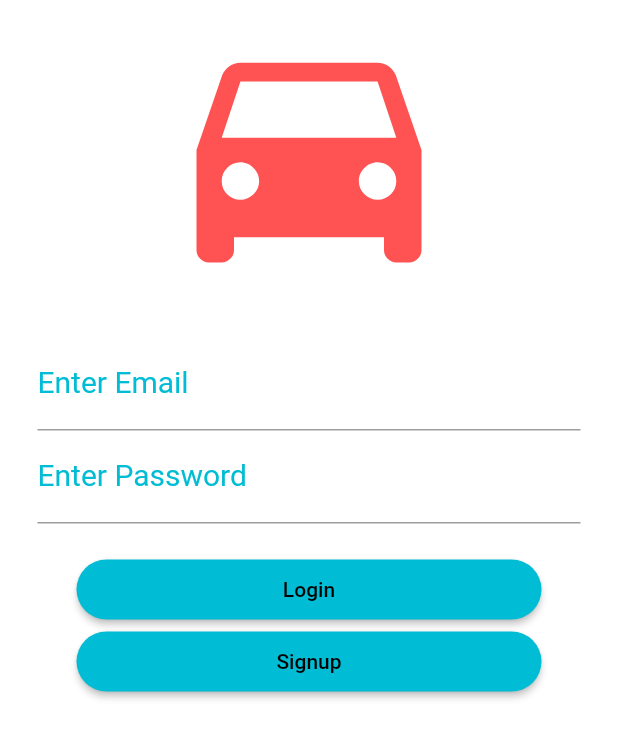
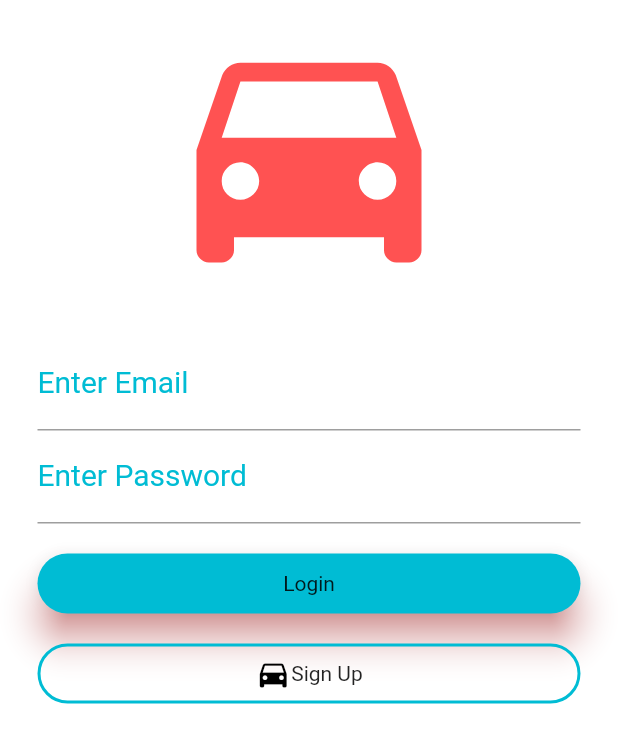
Before and after one commit to Artisanal-Pretzels/fe-adaptus-mechan-r-us, a Flutter app: the screen it shows after launch, on a phone screen of 412 x 824 dp. Shown: the top 743 px of the screen. Run offline on Flutter 3.47's test engine with Material 2 defaults, Android fonts, the phone set to English and light mode, and no system bars; statements that could not run were skipped.

Commit message:
user authentication

```diff
--- a/fe_adaptus_mechan_r_us/lib/main.dart
+++ b/fe_adaptus_mechan_r_us/lib/main.dart
@@ -1,5 +1,6 @@
-import 'package:fe_adaptus_mechan_r_us/screens/user-wrapper.dart';
 import 'package:flutter/material.dart';
+
+import 'screens/user-wrapper.dart';
 
 void main() => runApp(MyApp());
 
--- a/fe_adaptus_mechan_r_us/lib/screens/authentication/user-authentication.dart
+++ b/fe_adaptus_mechan_r_us/lib/screens/authentication/user-authentication.dart
@@ -51,23 +51,56 @@ class _UserAuthenticateState extends State<UserAuthenticate> {
                             ),
                             new Padding(padding: const EdgeInsets.only(top:20.0),
                             ),
-                            new MaterialButton(color: Colors.cyan,textColor: Colors.black,
-                              child: new Text('Login'),
-                              onPressed: (){},
-                              splashColor: Colors.red,
-                              shape: StadiumBorder(),
+                            Container(
                               height: 40.0,
-                              minWidth: 310.0,
+                              child: Material(
+                                borderRadius: BorderRadius.circular(20.0),
+                                shadowColor: Colors.redAccent,
+                                color: Colors.cyan,
+                                elevation: 10.0,
+                                child:GestureDetector(
+                                  onTap: (){},
+                                  child: Center(
+                                    child: Text('Login'),
+                                  ),
+                                ),
+                              ),
                             ),
-                            new MaterialButton(color: Colors.cyan,textColor: Colors.black,
-                              child: new Text('Signup'),
-                              onPressed: (){},
-                              splashColor: Colors.red,
-                              height: 40.0,
-                              minWidth: 310.0,
-                              shape: StadiumBorder(),
-
-                            )
+                            SizedBox(height: 20.0),
+                              Container(
+                                height: 40.0,
+                                color:Colors.transparent,
+                                child: Container(
+                                decoration: BoxDecoration(
+                                  border:Border.all(
+                                    color: Colors.cyan,
+                                    style: BorderStyle.solid,
+                                    width:2.0,
+                                  ),
+                                    color: Colors.transparent,
+                                    borderRadius: BorderRadius.circular(20.0)
+                                ),
+                                  child: Row(
+                                    mainAxisAlignment: MainAxisAlignment.center,
+                                    children: <Widget>[
+                                      Center(
+                                        child: Icon(Icons.directions_car,
+                                            color:Colors.black),
+                                      ),
+                                      Center(
+                                        child: GestureDetector(
+                                          onTap: (){
+                                            Navigator.push(context,new MaterialPageRoute(builder: (context) => ))
+                                          },
+                                          child: Center(
+                                            child: Text('Sign Up'),
+                                          ),
+                                        ),
+                                      ),
+                                    ],
+                                  ),
+                              ),
+                            ),
                           ],
                         ),
                       ),
--- a/fe_adaptus_mechan_r_us/lib/screens/user-wrapper.dart
+++ b/fe_adaptus_mechan_r_us/lib/screens/user-wrapper.dart
@@ -1,6 +1,6 @@
-import 'package:fe_adaptus_mechan_r_us/screens/authentication/user-authentication.dart';
-import 'package:fe_adaptus_mechan_r_us/screens/home/userHome.dart';
+//import 'package:fe_adaptus_mechan_r_us/screens/home/userHome.dart';
 import 'package:flutter/material.dart';
+import 'authentication/user-authentication.dart';
 
 class Wrapper extends StatelessWidget {
   @override
```
